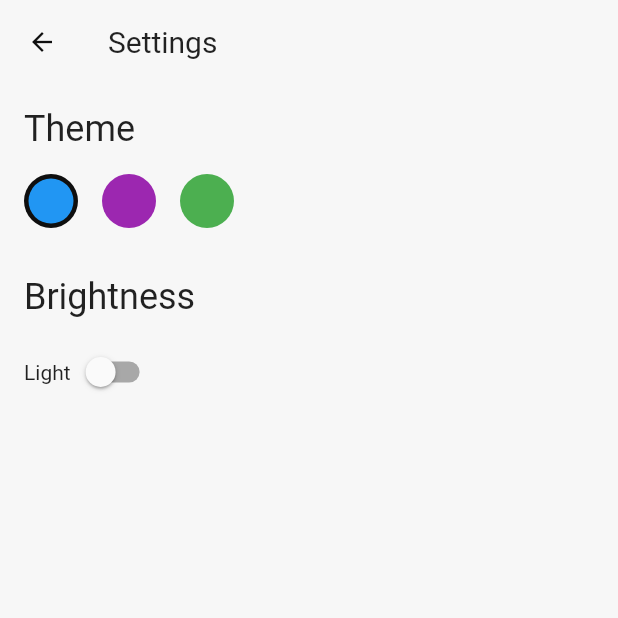
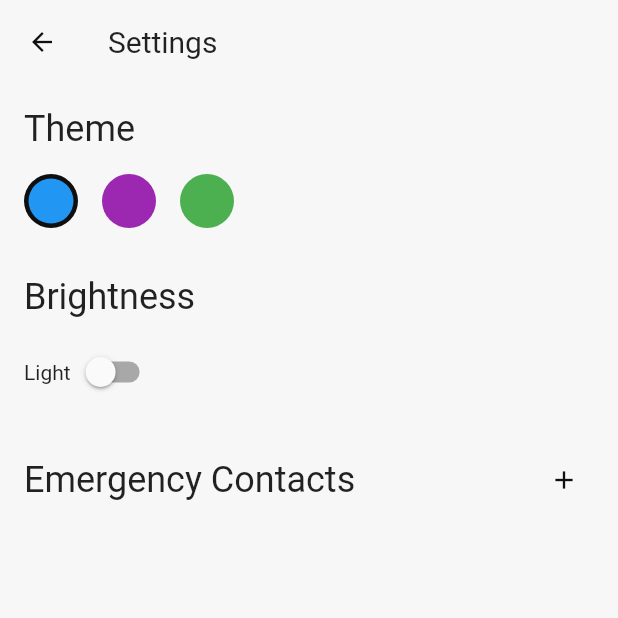
Before and after one commit to MattiaPispisa/safegem, a Flutter app: the SettingsView screen opened by its route, on a phone screen of 412 x 824 dp, the top half of it. Run offline on Flutter 3.47's test engine with Material 3 defaults, Android fonts, the phone set to English and light mode, and no system bars; our stand-ins replace avatar_glow, bloc, connectivity_plus, dartz, equatable, flutter_animate and 10 more.

Commit message:
created text and bottom sheet, improving settings

```diff
--- a/lib/l10n/app_localizations_en.dart
+++ b/lib/l10n/app_localizations_en.dart
@@ -1,4 +1,4 @@
-import 'package:safegem/l10n/app_localizations.dart';
+import 'app_localizations.dart';
 
 /// The translations for English (`en`).
 class AppLocalizationsEn extends AppLocalizations {
--- a/lib/presentation/ui/theme/spacing.dart
+++ b/lib/presentation/ui/theme/spacing.dart
@@ -22,6 +22,9 @@ class AppSpacing extends ThemeExtension<AppSpacing> {
   /// unit * 2 (default **16*+)
   double get between => unit * 2;
 
+  /// unit * 2 (default **16*+)
+  double get horizontal => unit * 2;
+
   @override
   ThemeExtension<AppSpacing> copyWith({
     double? unit,
--- /dev/null
+++ b/lib/presentation/ui/view/settings/_section_header.dart
@@ -0,0 +1,38 @@
+import 'package:flutter/material.dart';
+import 'package:safegem/presentation/ui/extension/extension.dart';
+
+class SettingsSectionHeader extends StatelessWidget {
+  const SettingsSectionHeader({
+    required this.text,
+    super.key,
+    this.trailing,
+  });
+
+  final String text;
+  final Widget? trailing;
+
+  @override
+  Widget build(BuildContext context) {
+    final theme = context.theme();
+
+    if (trailing == null) {
+      return _text(theme);
+    }
+
+    return Row(
+      children: [
+        Expanded(
+          child: _text(theme),
+        ),
+        trailing!,
+      ],
+    );
+  }
+
+  Widget _text(ThemeData theme) {
+    return Text(
+      text,
+      style: theme.textTheme.headlineSmall,
+    );
+  }
+}
--- /dev/null
+++ b/lib/presentation/ui/view/settings/_skeleton.dart
@@ -0,0 +1,56 @@
+import 'package:dartz/dartz.dart';
+import 'package:flutter/material.dart';
+import 'package:safegem/presentation/ui/extension/extension.dart';
+import '_section_header.dart';
+
+class SettingsSection {
+  const SettingsSection({
+    required this.title,
+     this.headerTrailing,
+    required this.content,
+  });
+
+  final String title;
+  final Widget? headerTrailing;
+  final Widget content;
+}
+
+class SettingsSkeleton extends StatelessWidget {
+  const SettingsSkeleton({
+    super.key,
+    required this.sections,
+  });
+
+  final List<SettingsSection> sections;
+
+  List<Widget> _sectionWidgets(
+    SettingsSection section,
+    Widget space,
+  ) {
+    return [
+      SettingsSectionHeader(
+        text: section.title,
+        trailing: section.headerTrailing,
+      ),
+      space,
+      section.content,
+      space,
+      space,
+    ];
+  }
+
+  @override
+  Widget build(BuildContext context) {
+    final space = SizedBox(
+      height: context.appTheme().spacing.between,
+    );
+
+    return Column(
+      crossAxisAlignment: CrossAxisAlignment.start,
+      children: sections
+          .map((section) => _sectionWidgets(section, space))
+          .expand(id)
+          .toList(),
+    );
+  }
+}
--- a/lib/presentation/ui/view/settings/settings.dart
+++ b/lib/presentation/ui/view/settings/settings.dart
@@ -1,8 +1,12 @@
 import 'package:flutter/material.dart';
 import 'package:flutter_bloc/flutter_bloc.dart';
 import 'package:safegem/application/application.dart';
+import 'package:safegem/domain/domain.dart';
 import 'package:safegem/presentation/ui/extension/extension.dart';
 import 'package:safegem/presentation/ui/view/settings/_color.dart';
+
+import '_emergency_contact_dialog.dart';
+import '_skeleton.dart';
 
 /// settings view
 class SettingsView extends StatelessWidget {
@@ -20,9 +24,7 @@ class SettingsView extends StatelessWidget {
   @override
   Widget build(BuildContext context) {
     final theme = context.theme();
-    final space = SizedBox(
-      height: context.appTheme().spacing.between,
-    );
+
     return BlocBuilder<UserSettingsCubit, UserSettingsState>(
       builder: (context, state) {
         return Scaffold(
@@ -30,20 +32,41 @@ class SettingsView extends StatelessWidget {
             title: Text(context.t().settings),
           ),
           body: Padding(
-            padding: EdgeInsets.all(theme.app.spacing.l),
+            padding: EdgeInsets.symmetric(
+              horizontal: theme.app.spacing.horizontal,
+              vertical: theme.app.spacing.l,
+            ),
             child: SingleChildScrollView(
               physics: const BouncingScrollPhysics(),
-              child: Column(
-                crossAxisAlignment: CrossAxisAlignment.start,
-                children: [
-                  _sectionTitle(context, text: context.t().theme),
-                  space,
-                  _color(context, state: state),
-                  space,
-                  space,
-                  _sectionTitle(context, text: context.t().brightness),
-                  space,
-                  _brightness(context, state: state),
+              child: SettingsSkeleton(
+                sections: [
+                  SettingsSection(
+                    title: context.t().theme,
+                    content: _color(context, state: state),
+                  ),
+                  SettingsSection(
+                    title: context.t().brightness,
+                    content: _brightness(context, state: state),
+                  ),
+                  SettingsSection(
+                    title: context.t().emergencyContacts,
+                    headerTrailing: IconButton(
+                      padding: EdgeInsets.zero,
+                      visualDensity: VisualDensity.compact,
+                      icon: Icon(
+                        Icons.add,
+                        color: theme.appBarTheme.iconTheme?.color,
+                      ),
+                      onPressed: () {
+                        showEmergencyContactDialog(context,
+                            emergencyContact: null);
+                      },
+                    ),
+                    content: _emergencyContacts(
+                      context,
+                      emergencyContacts: state.emergencyContacts,
+                    ),
+                  ),
                 ],
               ),
             ),
@@ -82,20 +105,22 @@ class SettingsView extends StatelessWidget {
           value: state.darkMode,
           onChanged: (_) => _toggleDarkMode(context),
           materialTapTargetSize: MaterialTapTargetSize.shrinkWrap,
-        ),
+        )
       ],
     );
   }
 
-  Widget _sectionTitle(
+  Widget _emergencyContacts(
     BuildContext context, {
-    required String text,
+    required List<EmergencyContact> emergencyContacts,
   }) {
-    final theme = context.theme();
-
-    return Text(
-      text,
-      style: theme.textTheme.headlineSmall,
+    return ListView.builder(
+      itemCount: emergencyContacts.length,
+      itemBuilder: (context, index) {
+        final contact = emergencyContacts[index];
+        return Text(contact.displayName);
+      },
+      shrinkWrap: true,
     );
   }
 }
--- a/lib/presentation/ui/widget/common/common.dart
+++ b/lib/presentation/ui/widget/common/common.dart
@@ -1,3 +1,5 @@
 export './alert.dart';
+export './bottom_sheet.dart';
 export './gesture_detector.dart';
 export './input_chip.dart';
+export './text_form_field.dart';
--- a/pubspec.yaml
+++ b/pubspec.yaml
@@ -22,6 +22,7 @@ dependencies:
   flutter_animate: 4.5.0
   url_launcher: 6.3.0
   font_awesome_flutter: 10.7.0
+  modal_bottom_sheet: ^3.0.0
 
   # business logic
   speech_to_text: 6.6.2
```
Also changed, not shown: lib/presentation/ui/view/settings/_emergency_contact_dialog.dart (added, +87 -0 lines), lib/presentation/ui/widget/common/bottom_sheet.dart (added, +116 -0 lines), lib/presentation/ui/widget/common/text_form_field.dart (added, +33 -0 lines), lib/presentation/ui/widget/user_settings/user_theme.dart (+24 -2 lines), pubspec.lock.
